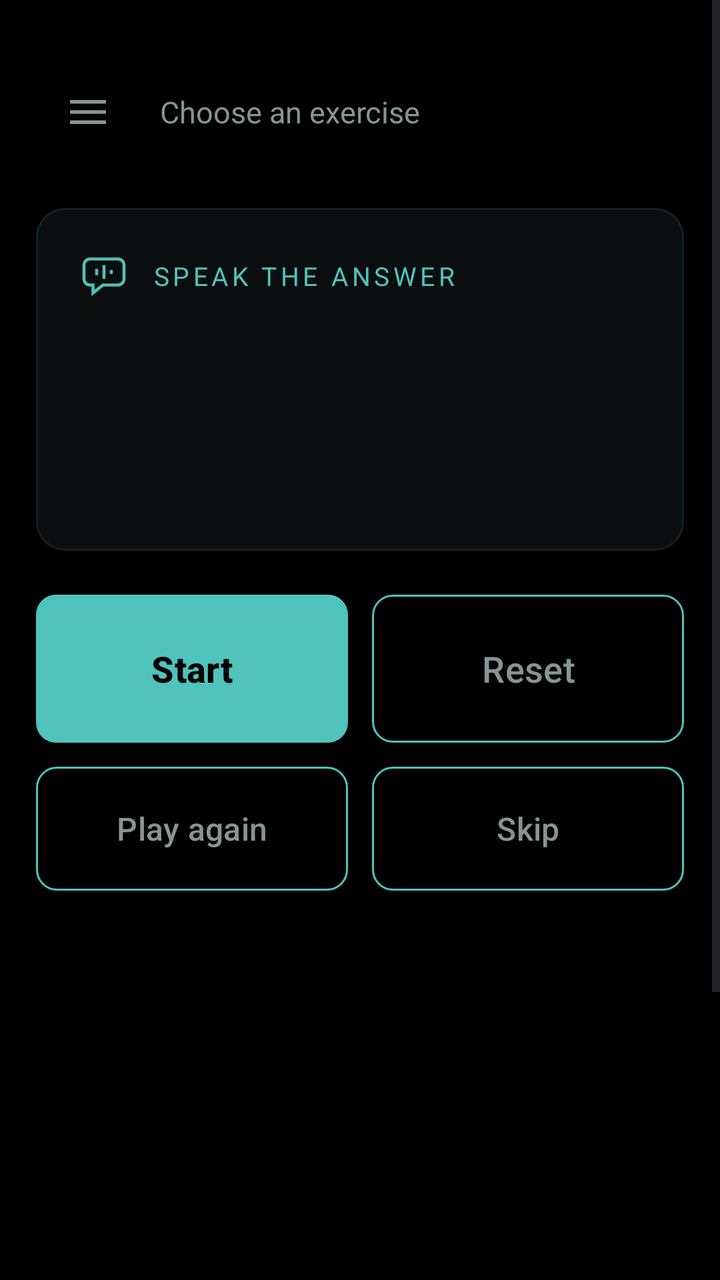
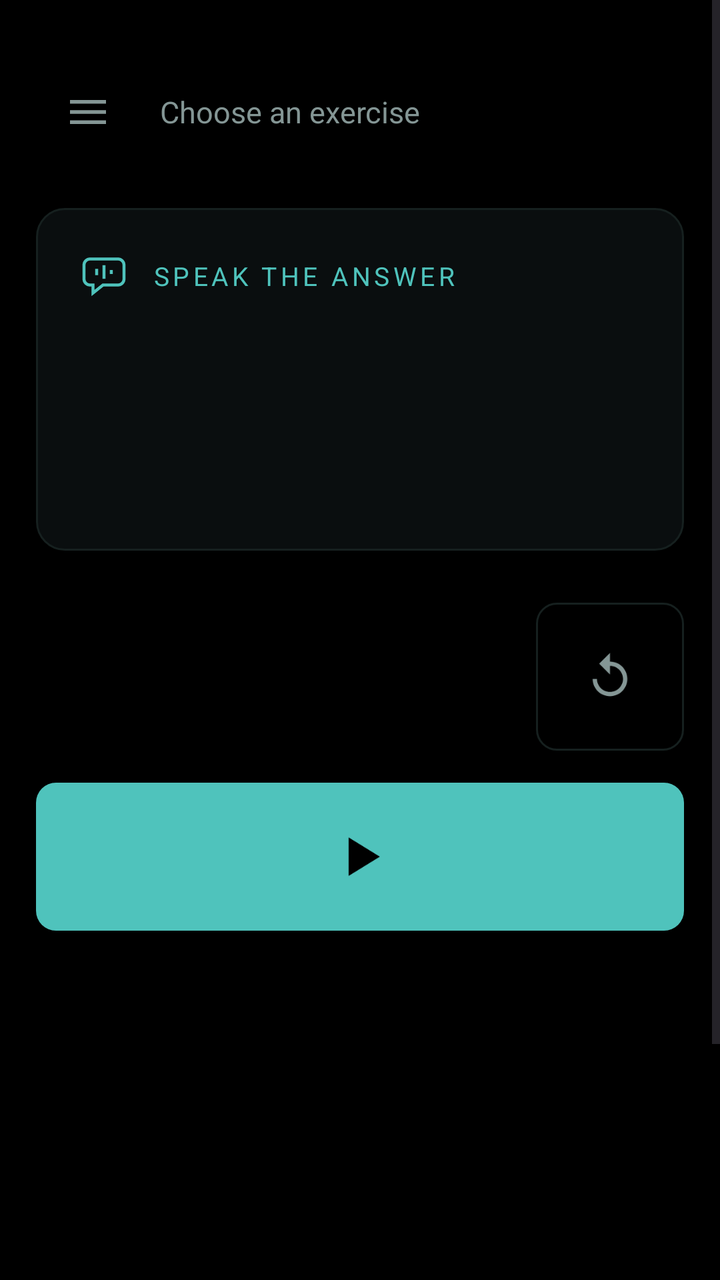

Two renders of the same Android screen: before a commit and after it. Below are the layout's source before the change and the commit's diff.
<!-- AndroidManifest.xml: application theme Theme.Ear -->
<!-- res/layout/activity_main.xml -->
<?xml version="1.0" encoding="utf-8"?>
<androidx.drawerlayout.widget.DrawerLayout
    xmlns:android="http://schemas.android.com/apk/res/android"
    android:id="@+id/drawer"
    android:layout_width="match_parent"
    android:layout_height="match_parent"
    android:background="@color/ground">

    <ScrollView
        android:layout_width="match_parent"
        android:layout_height="match_parent"
        android:fillViewport="true">

        <LinearLayout
            android:layout_width="match_parent"
            android:layout_height="wrap_content"
            android:orientation="vertical"
            android:paddingStart="18dp"
            android:paddingEnd="18dp"
            android:paddingTop="30dp"
            android:paddingBottom="40dp">

            <LinearLayout
                android:layout_width="match_parent"
                android:layout_height="wrap_content"
                android:orientation="horizontal"
                android:gravity="center_vertical">

                <ImageButton
                    android:id="@+id/menu"
                    android:layout_width="52dp"
                    android:layout_height="52dp"
                    android:background="?android:attr/selectableItemBackgroundBorderless"
                    android:contentDescription="Exercises"
                    android:src="@drawable/ic_menu" />

                <TextView
                    android:id="@+id/lessonTitle"
                    android:layout_width="0dp"
                    android:layout_height="wrap_content"
                    android:layout_weight="1"
                    android:layout_marginStart="10dp"
                    android:textColor="@color/ink_dim"
                    android:textSize="15sp"
                    android:text="Choose an exercise" />
            </LinearLayout>

            
            <LinearLayout
                android:id="@+id/sayable"
                android:layout_width="match_parent"
                android:layout_height="wrap_content"
                android:layout_marginTop="22dp"
                android:orientation="vertical"
                android:background="@drawable/bg_sayable"
                android:padding="22dp">

                <LinearLayout
                    android:layout_width="wrap_content"
                    android:layout_height="wrap_content"
                    android:orientation="horizontal"
                    android:gravity="center_vertical">

                    <ImageView
                        android:layout_width="24dp"
                        android:layout_height="24dp"
                        android:layout_marginEnd="12dp"
                        android:contentDescription="Speak the answer"
                        android:src="@drawable/ic_speak" />

                    <TextView
                        android:layout_width="wrap_content"
                        android:layout_height="wrap_content"
                        android:textColor="@color/aqua"
                        android:textSize="13sp"
                        android:letterSpacing="0.14"
                        android:text="SPEAK THE ANSWER" />
                </LinearLayout>

                <TextView
                    android:id="@+id/vocab"
                    android:layout_width="match_parent"
                    android:layout_height="wrap_content"
                    android:layout_marginTop="14dp"
                    android:textColor="@color/ink"
                    android:textSize="22sp"
                    android:lineSpacingExtra="8dp" />

                
                <TextView
                    android:id="@+id/status"
                    android:layout_width="match_parent"
                    android:layout_height="wrap_content"
                    android:layout_marginTop="18dp"
                    android:minHeight="42dp"
                    android:textColor="@color/ink"
                    android:textSize="30sp" />
            </LinearLayout>

            
            <LinearLayout
                android:layout_width="match_parent"
                android:layout_height="wrap_content"
                android:layout_marginTop="22dp"
                android:orientation="horizontal">

                <Button
                    android:id="@+id/transport"
                    android:layout_width="0dp"
                    android:layout_height="74dp"
                    android:layout_weight="1"
                    android:background="@drawable/bg_transport"
                    android:textColor="@color/ground"
                    android:textSize="18sp"
                    android:textStyle="bold"
                    android:text="Start" />

                <Button
                    android:id="@+id/reset"
                    android:layout_width="0dp"
                    android:layout_height="74dp"
                    android:layout_weight="1"
                    android:layout_marginStart="12dp"
                    android:background="@drawable/bg_reset"
                    android:textColor="@color/ink_dim"
                    android:textSize="18sp"
                    android:text="Reset" />
            </LinearLayout>

            
            <LinearLayout
                android:layout_width="match_parent"
                android:layout_height="wrap_content"
                android:layout_marginTop="12dp"
                android:orientation="horizontal">

                <Button
                    android:id="@+id/again"
                    android:layout_width="0dp"
                    android:layout_height="62dp"
                    android:layout_weight="1"
                    android:background="@drawable/bg_reset"
                    android:textColor="@color/ink_dim"
                    android:textSize="16sp"
                    android:text="Play again" />

                <Button
                    android:id="@+id/skip"
                    android:layout_width="0dp"
                    android:layout_height="62dp"
                    android:layout_weight="1"
                    android:layout_marginStart="12dp"
                    android:background="@drawable/bg_reset"
                    android:textColor="@color/ink_dim"
                    android:textSize="16sp"
                    android:text="Skip" />
            </LinearLayout>

            
            <TextView
                android:id="@+id/tally"
                android:layout_width="match_parent"
                android:layout_height="wrap_content"
                android:layout_marginTop="26dp"
                android:gravity="center"
                android:textSize="26sp"
                android:textColor="@color/ink_dim"
                android:fontFamily="monospace" />

            <Space
                android:layout_width="match_parent"
                android:layout_height="220dp" />

            <TextView
                android:layout_width="match_parent"
                android:layout_height="wrap_content"
                android:textColor="@color/ink_faint"
                android:textSize="10sp"
                android:letterSpacing="0.18"
                android:alpha="0.6"
                android:text="LOG — LONG-PRESS TO COPY" />

            <TextView
                android:id="@+id/log"
                android:layout_width="match_parent"
                android:layout_height="wrap_content"
                android:layout_marginTop="8dp"
                android:padding="12dp"
                android:background="@color/sunk"
                android:textColor="@color/ink_faint"
                android:textSize="10sp"
                android:fontFamily="monospace"
                android:textIsSelectable="true" />
        </LinearLayout>
    </ScrollView>

    <LinearLayout
        android:layout_width="310dp"
        android:layout_height="match_parent"
        android:layout_gravity="start"
        android:orientation="vertical"
        android:background="@color/raise"
        android:paddingTop="26dp">

        <TextView
            android:layout_width="match_parent"
            android:layout_height="wrap_content"
            android:paddingStart="22dp"
            android:paddingEnd="22dp"
            android:paddingTop="20dp"
            android:paddingBottom="14dp"
            android:textColor="@color/ink_faint"
            android:textSize="11sp"
            android:letterSpacing="0.18"
            android:text="EXERCISES" />

        <ExpandableListView
            android:id="@+id/lessonList"
            android:layout_width="match_parent"
            android:layout_height="match_parent"
            android:divider="@color/line_soft"
            android:dividerHeight="1dp"
            android:childDivider="@color/line_soft"
            android:groupIndicator="@null" />
    </LinearLayout>

</androidx.drawerlayout.widget.DrawerLayout>
<!-- resources referenced by this layout -->
<resources>
  <color name="aqua">#4FC3BC</color>
  <color name="ground">#000000</color>
  <color name="ink">#E4F0EF</color>
  <color name="ink_dim">#849695</color>
  <color name="ink_faint">#51635F</color>
  <color name="line_soft">#0E1514</color>
  <color name="raise">#0A0E0F</color>
  <color name="sunk">#050708</color>
  <!-- drawable bg_reset (drawable) -->
  <?xml version="1.0" encoding="utf-8"?>
  <shape xmlns:android="http://schemas.android.com/apk/res/android" android:shape="rectangle">
      <solid android:color="@android:color/transparent" />
      <stroke android:width="1dp" android:color="@color/line" />
      <corners android:radius="10dp" />
  </shape>
  <!-- drawable bg_sayable (drawable) -->
  <?xml version="1.0" encoding="utf-8"?>
  <shape xmlns:android="http://schemas.android.com/apk/res/android" android:shape="rectangle">
      <solid android:color="@color/raise" />
      <stroke android:width="1dp" android:color="@color/line" />
      <corners android:radius="14dp" />
  </shape>
  <!-- drawable bg_transport (drawable) -->
  <?xml version="1.0" encoding="utf-8"?>
  <shape xmlns:android="http://schemas.android.com/apk/res/android" android:shape="rectangle">
      <solid android:color="@color/aqua" />
      <corners android:radius="10dp" />
  </shape>
  <!-- drawable ic_menu (drawable) -->
  <vector xmlns:android="http://schemas.android.com/apk/res/android"
      android:width="24dp" android:height="24dp"
      android:viewportWidth="24" android:viewportHeight="24"
      android:tint="@color/ink_dim">
      <path android:fillColor="#FFFFFF" android:pathData="M3,6h18v1.8h-18z" />
      <path android:fillColor="#FFFFFF" android:pathData="M3,11.1h18v1.8h-18z" />
      <path android:fillColor="#FFFFFF" android:pathData="M3,16.2h18v1.8h-18z" />
  </vector>
  <!-- drawable ic_speak (drawable) -->
  <vector xmlns:android="http://schemas.android.com/apk/res/android"
      android:width="20dp" android:height="20dp"
      android:viewportWidth="24" android:viewportHeight="24">
      
      <path
          android:pathData="M5,3.5 h14 a3,3 0 0 1 3,3 v7 a3,3 0 0 1 -3,3 h-7.5 l-5,4 v-4 h-1.5 a3,3 0 0 1 -3,-3 v-7 a3,3 0 0 1 3,-3 z"
          android:strokeColor="@color/aqua" android:strokeWidth="1.5" android:fillColor="#00000000" />
      <path android:fillColor="@color/aqua" android:pathData="M7.6,8.4h1.5v3.2h-1.5z" />
      <path android:fillColor="@color/aqua" android:pathData="M11.25,6.6h1.5v6.8h-1.5z" />
      <path android:fillColor="@color/aqua" android:pathData="M14.9,9.0h1.5v2h-1.5z" />
  </vector>
  <style name="Theme.Ear" parent="Theme.Material3.DayNight.NoActionBar">
          <item name="android:statusBarColor">@color/ground</item>
          <item name="android:navigationBarColor">@color/ground</item>
          <item name="android:windowBackground">@color/ground</item>
          <item name="colorPrimary">@color/aqua</item>
      </style>
  <color name="line">#16201F</color>
</resources>

<!-- the commit's change to res/layout/activity_main.xml (unified diff, before → after) -->
@@ -101,71 +101,52 @@
             <LinearLayout
                 android:layout_width="match_parent"
                 android:layout_height="wrap_content"
-                android:layout_marginTop="22dp"
-                android:orientation="horizontal">
-
-                <Button
-                    android:id="@+id/transport"
+                android:layout_marginTop="26dp"
+                android:orientation="horizontal"
+                android:gravity="center_vertical">
+
+                <TextView
+                    android:id="@+id/tallyRight"
                     android:layout_width="0dp"
+                    android:layout_height="wrap_content"
+                    android:layout_weight="1"
+                    android:gravity="end"
+                    android:layout_marginEnd="14dp"
+                    android:textColor="@color/ok"
+                    android:textSize="26sp"
+                    android:fontFamily="monospace" />
+
+                <TextView
+                    android:id="@+id/tallyWrong"
+                    android:layout_width="0dp"
+                    android:layout_height="wrap_content"
+                    android:layout_weight="1"
+                    android:gravity="start"
+                    android:textColor="@color/bad"
+                    android:textSize="26sp"
+                    android:fontFamily="monospace" />
+
+                <ImageButton
+                    android:id="@+id/reset"
+                    android:layout_width="74dp"
                     android:layout_height="74dp"
-                    android:layout_weight="1"
-                    android:background="@drawable/bg_transport"
-                    android:textColor="@color/ground"
-                    android:textSize="18sp"
-                    android:textStyle="bold"
-                    android:text="Start" />
-
-                <Button
-                    android:id="@+id/reset"
-                    android:layout_width="0dp"
-                    android:layout_height="74dp"
-                    android:layout_weight="1"
                     android:layout_marginStart="12dp"
                     android:background="@drawable/bg_reset"
-                    android:textColor="@color/ink_dim"
-                    android:textSize="18sp"
-                    android:text="Reset" />
+                    android:scaleType="center"
+                    android:contentDescription="Reset the score"
+                    android:src="@drawable/ic_reset" />
             </LinearLayout>
 
             
-            <LinearLayout
-                android:layout_width="match_parent"
-                android:layout_height="wrap_content"
-                android:layout_marginTop="12dp"
-                android:orientation="horizontal">
-
-                <Button
-                    android:id="@+id/again"
-                    android:layout_width="0dp"
-                    android:layout_height="62dp"
-                    android:layout_weight="1"
-                    android:background="@drawable/bg_reset"
-                    android:textColor="@color/ink_dim"
-                    android:textSize="16sp"
-                    android:text="Play again" />
-
-                <Button
-                    android:id="@+id/skip"
-                    android:layout_width="0dp"
-                    android:layout_height="62dp"
-                    android:layout_weight="1"
-                    android:layout_marginStart="12dp"
-                    android:background="@drawable/bg_reset"
-                    android:textColor="@color/ink_dim"
-                    android:textSize="16sp"
-                    android:text="Skip" />
-            </LinearLayout>
-
-            
-            <TextView
-                android:id="@+id/tally"
-                android:layout_width="match_parent"
-                android:layout_height="wrap_content"
-                android:layout_marginTop="26dp"
-                android:gravity="center"
-                android:textSize="26sp"
-                android:textColor="@color/ink_dim"
-                android:fontFamily="monospace" />
+            <ImageButton
+                android:id="@+id/transport"
+                android:layout_width="match_parent"
+                android:layout_height="74dp"
+                android:layout_marginTop="16dp"
+                android:background="@drawable/bg_transport"
+                android:scaleType="center"
+                android:contentDescription="Start"
+                android:src="@drawable/ic_play" />
 
             <Space
                 android:layout_width="match_parent"
<!-- resource entries referenced after the edit -->
@@ -1,11 +1,13 @@
 <!-- resources referenced by this layout -->
 <resources>
   <color name="aqua">#4FC3BC</color>
+  <color name="bad">#E0837A</color>
   <color name="ground">#000000</color>
   <color name="ink">#E4F0EF</color>
   <color name="ink_dim">#849695</color>
   <color name="ink_faint">#51635F</color>
   <color name="line_soft">#0E1514</color>
+  <color name="ok">#5CCFA6</color>
   <color name="raise">#0A0E0F</color>
   <color name="sunk">#050708</color>
   <!-- drawable bg_reset (drawable) -->
@@ -37,6 +39,30 @@
       <path android:fillColor="#FFFFFF" android:pathData="M3,11.1h18v1.8h-18z" />
       <path android:fillColor="#FFFFFF" android:pathData="M3,16.2h18v1.8h-18z" />
   </vector>
+  <!-- drawable ic_play (drawable) -->
+  <?xml version="1.0" encoding="utf-8"?>
+  <vector xmlns:android="http://schemas.android.com/apk/res/android"
+      android:width="34dp"
+      android:height="34dp"
+      android:viewportWidth="24"
+      android:viewportHeight="24"
+      android:tint="@color/ground">
+      <path
+          android:fillColor="#FFFFFFFF"
+          android:pathData="M8,5.2 L19,12 L8,18.8 Z" />
+  </vector>
+  <!-- drawable ic_reset (drawable) -->
+  <?xml version="1.0" encoding="utf-8"?>
+  <vector xmlns:android="http://schemas.android.com/apk/res/android"
+      android:width="26dp"
+      android:height="26dp"
+      android:viewportWidth="24"
+      android:viewportHeight="24"
+      android:tint="@color/ink_dim">
+      <path
+          android:fillColor="#FFFFFFFF"
+          android:pathData="M12,5V1L7,6l5,5V7c3.31,0 6,2.69 6,6s-2.69,6 -6,6 -6,-2.69 -6,-6H4c0,4.42 3.58,8 8,8s8,-3.58 8,-8 -3.58,-8 -8,-8z" />
+  </vector>
   <!-- drawable ic_speak (drawable) -->
   <vector xmlns:android="http://schemas.android.com/apk/res/android"
       android:width="20dp" android:height="20dp"
